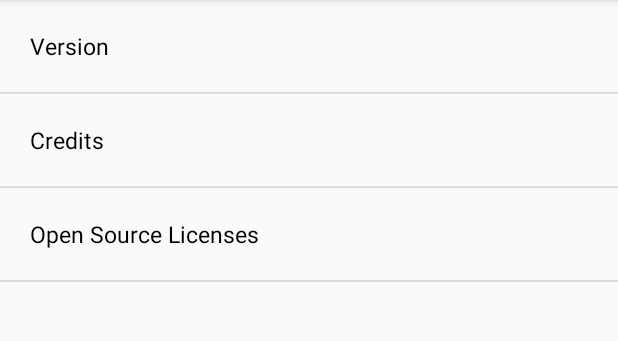
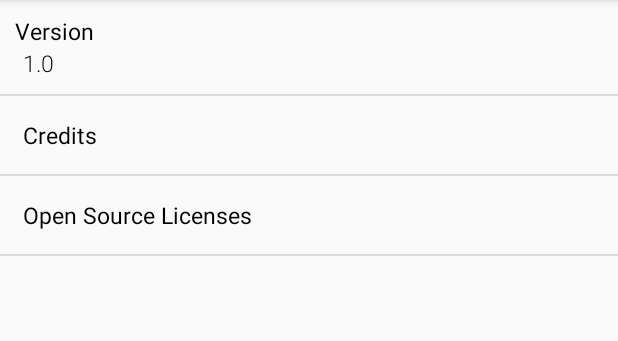
Before and after one commit to georgistephanov/AndroidPomodoroTimer, an Android app: the AboutActivity screen opened directly, with no data from a screen before it, on a phone screen of 412 x 824 dp, the part 84-425 px from its top. Run offline under Robolectric (Android 15) with nearby library versions, the phone set to English and light mode, and no system bars.

Commit message:
Populated the about activity list view

```diff
--- a/app/src/main/java/com/georgistephanov/android/pomodorotimer/AboutActivity.java
+++ b/app/src/main/java/com/georgistephanov/android/pomodorotimer/AboutActivity.java
@@ -1,15 +1,13 @@
 package com.georgistephanov.android.pomodorotimer;
 
-import android.app.Activity;
 import android.app.ListActivity;
+import android.content.Context;
 import android.os.Bundle;
 import android.support.annotation.NonNull;
 import android.support.annotation.Nullable;
 import android.view.View;
 import android.view.ViewGroup;
-import android.widget.AdapterView;
 import android.widget.ArrayAdapter;
-import android.widget.LinearLayout;
 import android.widget.ListView;
 import android.widget.TextView;
 
@@ -18,8 +16,12 @@ import android.widget.TextView;
  */
 
 public class AboutActivity extends ListActivity {
-	private static final String [] items = {
+	private static final String [] aboutNames = {
 			"Version", "Credits", "Open Source Licenses"
+	};
+
+	private static final String [] aboutLabels = {
+			"1.0", "", ""
 	};
 
 	@Override
@@ -27,14 +29,47 @@ public class AboutActivity extends ListActivity {
 		super.onCreate(savedInstanceState);
 		setContentView(R.layout.activity_about);
 
-		setListAdapter(new ArrayAdapter<String>(
-				this,
-				R.layout.about_list_adapter,
-				items ));
+		// Populate the list
+		setListAdapter(new CustomAdapter(this));
 	}
 
 	@Override
 	protected void onListItemClick(ListView l, View v, int position, long id) {
 		super.onListItemClick(l, v, position, id);
 	}
+
+	private class CustomAdapter extends ArrayAdapter<String> {
+		Context context;
+
+		CustomAdapter(Context context) {
+			super(AboutActivity.this, R.layout.about_list_adapter, R.id.aboutName, aboutNames);
+			this.context = context;
+		}
+
+		@NonNull
+		@Override
+		public View getView(int position, @Nullable View convertView, @NonNull ViewGroup parent) {
+			View row = super.getView(position, convertView, parent);
+
+			// If there is an about label existing and it is not empty for the current row -> display it
+			if (position < aboutLabels.length && aboutLabels[position].length() != 0) {
+
+				// Remove the bottom padding of the name
+				int padding = (int) context.getResources().getDisplayMetrics().density * 15;
+				((TextView) row.findViewById(R.id.aboutName)).setPadding(
+						padding,
+						padding,
+						padding,
+						0
+				);
+
+				// Set the label text and its visibility
+				TextView aboutLabel = row.findViewById(R.id.aboutLabel);
+				aboutLabel.setText(context.getResources().getString(R.string.plain_string, "1.0"));
+				aboutLabel.setVisibility(View.VISIBLE);
+			}
+
+			return row;
+		}
+	}
 }
--- a/app/src/main/res/layout/about_list_adapter.xml
+++ b/app/src/main/res/layout/about_list_adapter.xml
@@ -1,9 +1,28 @@
 <?xml version="1.0" encoding="utf-8"?>
-<TextView
-	xmlns:android="http://schemas.android.com/apk/res/android"
+<LinearLayout
 	android:layout_width="match_parent"
 	android:layout_height="wrap_content"
-	android:textSize="@dimen/separator_textSize"
-	android:textColor="@color/black"
-	android:fontFamily="sans-serif"
-	android:padding="20dp"/>
+	android:orientation="vertical"
+	xmlns:android="http://schemas.android.com/apk/res/android">
+
+	<TextView
+		android:id="@+id/aboutName"
+		android:layout_width="match_parent"
+		android:layout_height="wrap_content"
+		android:padding="15dp"
+		android:textSize="@dimen/separator_textSize"
+		android:textColor="@color/black"
+		android:fontFamily="sans-serif"/>
+
+	<TextView
+		android:id="@+id/aboutLabel"
+		android:layout_width="match_parent"
+		android:layout_height="wrap_content"
+		android:paddingLeft="15dp"
+		android:paddingBottom="10dp"
+		android:textSize="@dimen/separator_textSize"
+		android:textColor="@color/black"
+		android:fontFamily="sans-serif-light"
+		android:visibility="gone"/>
+
+</LinearLayout>
--- a/app/src/main/res/values/strings.xml
+++ b/app/src/main/res/values/strings.xml
@@ -29,4 +29,6 @@
 
 	<string name="settings_notification_play_sound">Play sound</string>
 	<string name="settings_notification_vibrate">Vibrate</string>
+
+	<string name="plain_string">%s</string>
 </resources>
```
